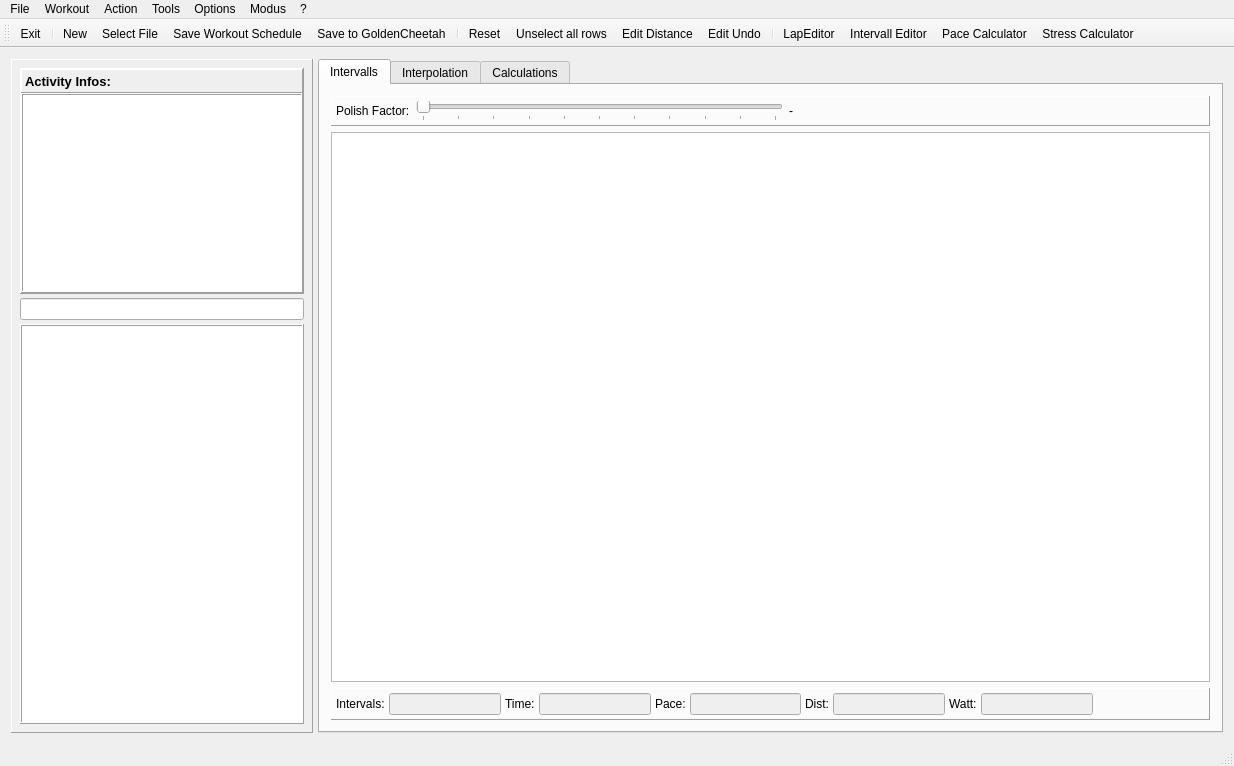
Tria-Andy/WorkoutEditor, file mainwindow.ui: the form before one commit.
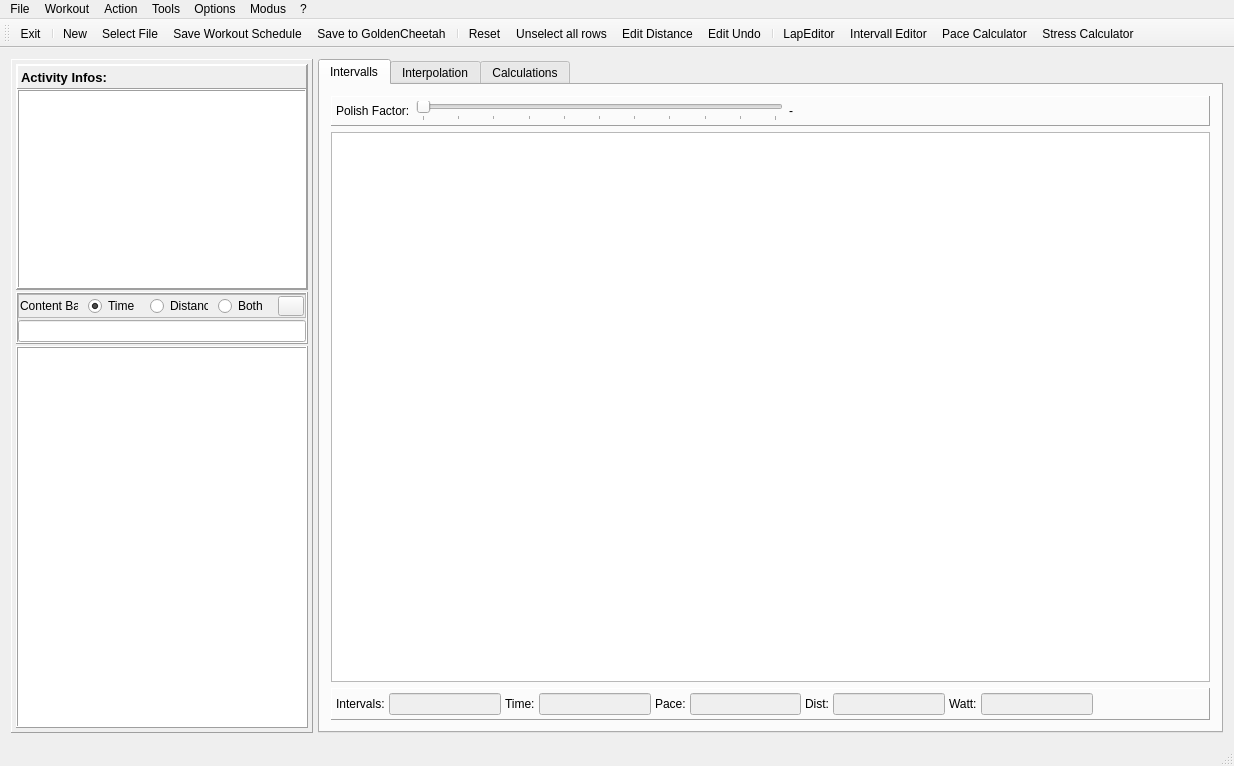
The form after the commit. The open tabs and pages were chosen to show the change. Icons and pictures are not drawn.

Commit message: Build WorkoutContent out of Intervallinfos #28

```diff
--- a/mainwindow.ui
+++ b/mainwindow.ui
@@ -404,19 +404,19 @@
           </property>
           <layout class="QVBoxLayout" name="verticalLayout_5">
            <property name="spacing">
-            <number>4</number>
+            <number>2</number>
            </property>
            <property name="leftMargin">
-            <number>8</number>
+            <number>4</number>
            </property>
            <property name="topMargin">
-            <number>8</number>
+            <number>4</number>
            </property>
            <property name="rightMargin">
-            <number>8</number>
+            <number>4</number>
            </property>
            <property name="bottomMargin">
-            <number>8</number>
+            <number>4</number>
            </property>
            <item>
             <widget class="QFrame" name="frame_info">
@@ -509,7 +509,109 @@
             </widget>
            </item>
            <item>
-            <widget class="QLineEdit" name="lineEdit_workContent"/>
+            <widget class="QFrame" name="frame">
+             <property name="frameShape">
+              <enum>QFrame::Box</enum>
+             </property>
+             <property name="frameShadow">
+              <enum>QFrame::Raised</enum>
+             </property>
+             <layout class="QVBoxLayout" name="verticalLayout_8">
+              <property name="spacing">
+               <number>2</number>
+              </property>
+              <property name="leftMargin">
+               <number>0</number>
+              </property>
+              <property name="topMargin">
+               <number>0</number>
+              </property>
+              <property name="rightMargin">
+               <number>0</number>
+              </property>
+              <property name="bottomMargin">
+               <number>0</number>
+              </property>
+              <item>
+               <widget class="QFrame" name="frame_2">
+                <property name="frameShape">
+                 <enum>QFrame::StyledPanel</enum>
+                </property>
+                <property name="frameShadow">
+                 <enum>QFrame::Raised</enum>
+                </property>
+                <layout class="QHBoxLayout" name="horizontalLayout_5">
+                 <property name="spacing">
+                  <number>10</number>
+                 </property>
+                 <property name="leftMargin">
+                  <number>1</number>
+                 </property>
+                 <property name="topMargin">
+                  <number>1</number>
+                 </property>
+                 <property name="rightMargin">
+                  <number>1</number>
+                 </property>
+                 <property name="bottomMargin">
+                  <number>1</number>
+                 </property>
+                 <item>
+                  <widget class="QLabel" name="label_24">
+                   <property name="text">
+                    <string>Content Base:</string>
+                   </property>
+                  </widget>
+                 </item>
+                 <item>
+                  <widget class="QRadioButton" name="radioButton_time">
+                   <property name="text">
+                    <string>Time</string>
+                   </property>
+                   <property name="checked">
+                    <bool>true</bool>
+                   </property>
+                  </widget>
+                 </item>
+                 <item>
+                  <widget class="QRadioButton" name="radioButton_distance">
+                   <property name="text">
+                    <string>Distance</string>
+                   </property>
+                  </widget>
+                 </item>
+                 <item>
+                  <widget class="QRadioButton" name="radioButton_both">
+                   <property name="text">
+                    <string>Both</string>
+                   </property>
+                  </widget>
+                 </item>
+                 <item>
+                  <widget class="QPushButton" name="pushButton_ClearWorkContent">
+                   <property name="maximumSize">
+                    <size>
+                     <width>26</width>
+                     <height>20</height>
+                    </size>
+                   </property>
+                   <property name="text">
+                    <string/>
+                   </property>
+                   <property name="icon">
+                    <iconset resource="resources.qrc">
+                     <normaloff>:/images/icons/Erase.png</normaloff>:/images/icons/Erase.png</iconset>
+                   </property>
+                  </widget>
+                 </item>
+                </layout>
+               </widget>
+              </item>
+              <item>
+               <widget class="QLineEdit" name="lineEdit_workContent"/>
+              </item>
+             </layout>
+            </widget>
            </item>
            <item>
             <widget class="QTableView" name="tableView_int_times">
```
The commit also changes 6 other files.
